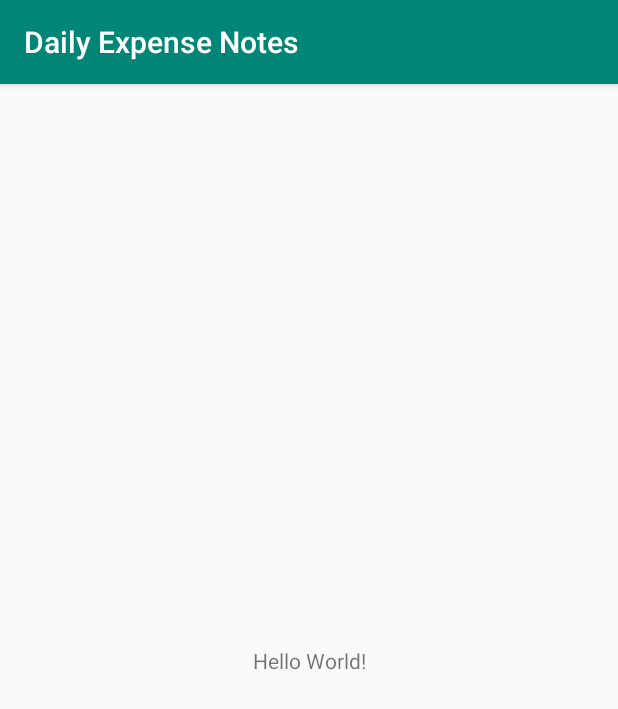
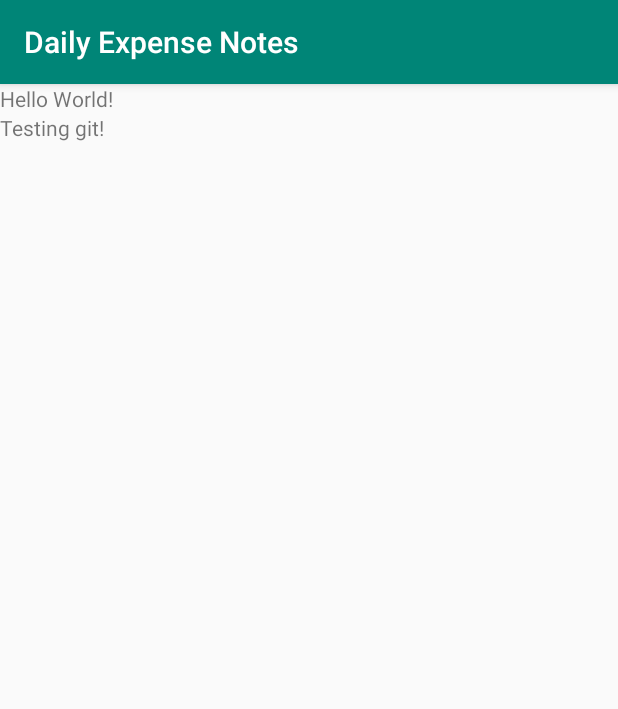
Before and after one commit to TeckBug/Daily-Expense-Note, an Android app: the screen it shows after launch (MainActivity), on a phone screen of 412 x 824 dp. Shown: the top 709 px of the screen. Run offline under Robolectric (Android 15) with nearby library versions, the phone set to English and light mode, and no system bars.

Commit message:
textview added testing git

```diff
--- a/DailyExpenseNotes/app/src/main/res/layout/activity_main.xml
+++ b/DailyExpenseNotes/app/src/main/res/layout/activity_main.xml
@@ -1,9 +1,10 @@
 <?xml version="1.0" encoding="utf-8"?>
-<android.support.constraint.ConstraintLayout xmlns:android="http://schemas.android.com/apk/res/android"
+<LinearLayout xmlns:android="http://schemas.android.com/apk/res/android"
     xmlns:app="http://schemas.android.com/apk/res-auto"
     xmlns:tools="http://schemas.android.com/tools"
     android:layout_width="match_parent"
     android:layout_height="match_parent"
+    android:orientation="vertical"
     tools:context=".MainActivity">
 
     <TextView
@@ -14,5 +15,13 @@
         app:layout_constraintLeft_toLeftOf="parent"
         app:layout_constraintRight_toRightOf="parent"
         app:layout_constraintTop_toTopOf="parent" />
+    <TextView
+        android:layout_width="wrap_content"
+        android:layout_height="wrap_content"
+        android:text="Testing git!"
+        app:layout_constraintBottom_toBottomOf="parent"
+        app:layout_constraintLeft_toLeftOf="parent"
+        app:layout_constraintRight_toRightOf="parent"
+        app:layout_constraintTop_toTopOf="parent" />
 
-</android.support.constraint.ConstraintLayout>
+</LinearLayout>
```
